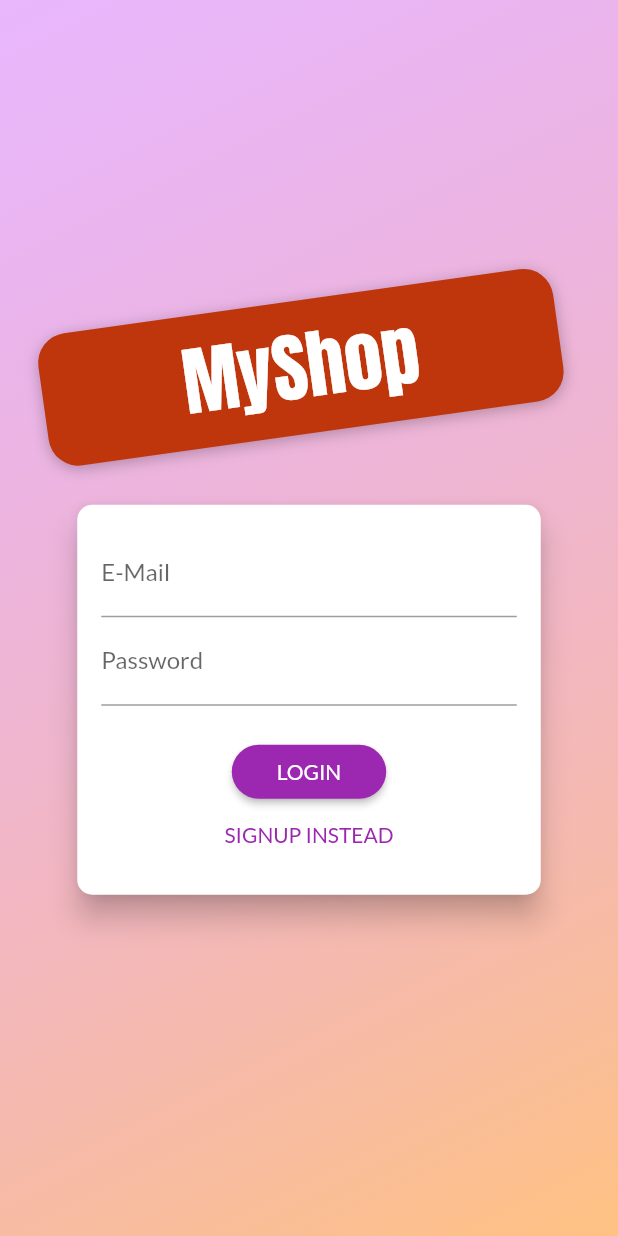
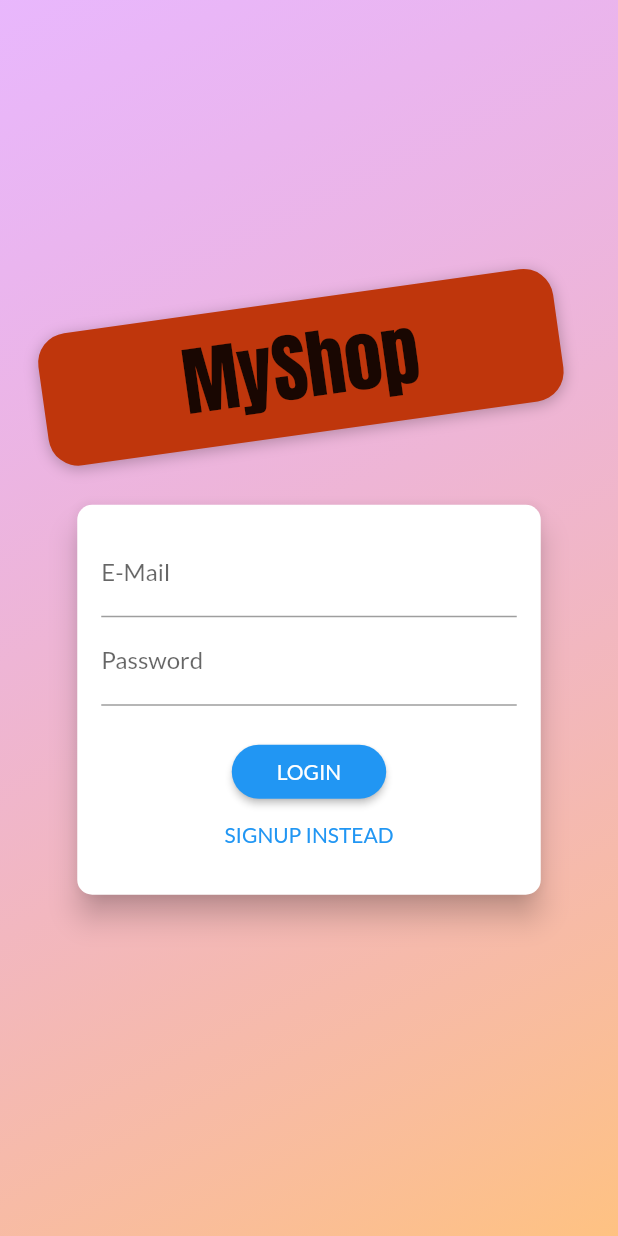
Before and after one commit to filipbart/Shop-App-Flutter, a Flutter app: the screen it shows after launch, on a phone screen of 412 x 824 dp. Run offline on Flutter 3.47's test engine with Material 2 defaults, Android fonts, the phone set to English and light mode, and no system bars; our stand-ins replace shared_preferences.

```diff
--- a/lib/helpers/custom_route.dart
+++ b/lib/helpers/custom_route.dart
@@ -26,7 +26,7 @@ class CustomRoute<T> extends MaterialPageRoute<T> {
   }
 }
 
-class CustomPageTransitionBuilder extends PageTransitionsBuilder{
+class CustomPageTransitionBuilder extends PageTransitionsBuilder {
   @override
   Widget buildTransitions<T>(
     PageRoute<T> route,
@@ -44,4 +44,3 @@ class CustomPageTransitionBuilder extends PageTransitionsBuilder{
     );
   }
 }
-}
--- a/lib/main.dart
+++ b/lib/main.dart
@@ -49,13 +49,15 @@ class MyApp extends StatelessWidget {
         builder: (ctx, auth, _) => MaterialApp(
           title: 'MyShop',
           theme: ThemeData(
-            primarySwatch: Colors.purple,
-            accentColor: Colors.deepOrange,
             fontFamily: 'Lato',
-            pageTransitionsTheme: PageTransitionsTheme(builders: {
-              TargetPlatform.android: CustomPageTransitionBuilder(),
-              TargetPlatform.iOS:  CustomPageTransitionBuilder(),
-            },),
+            pageTransitionsTheme: PageTransitionsTheme(
+              builders: {
+                TargetPlatform.android: CustomPageTransitionBuilder(),
+                TargetPlatform.iOS: CustomPageTransitionBuilder(),
+              },
+            ),
+            colorScheme: ColorScheme.fromSwatch(primarySwatch: Colors.purple)
+                .copyWith(secondary: Colors.deepOrange),
           ),
           home: auth.isAuth
               ? ProductsOverviewScreen()
--- a/lib/providers/products.dart
+++ b/lib/providers/products.dart
@@ -27,7 +27,8 @@ class Products with ChangeNotifier {
   }
 
   Future<void> fetchAndSetProducts([bool filterByUser = false]) async {
-    final filterString = filterByUser ? 'orderBy="creatorId"&equalTo="$userId"' : '';
+    final filterString =
+        filterByUser ? 'orderBy="creatorId"&equalTo="$userId"' : '';
     var url =
         'https://shop-app-flutter-acda0-default-rtdb.europe-west1.firebasedatabase.app/products.json?auth=$authToken&$filterString';
     try {
@@ -47,7 +48,8 @@ class Products with ChangeNotifier {
           title: prodData['title'],
           description: prodData['description'],
           price: prodData['price'],
-          isFavorite: favoriteData == null ? false : favoriteData[prodId]  ?? false,
+          isFavorite:
+              favoriteData == null ? false : favoriteData[prodId] ?? false,
           imageUrl: prodData['imageUrl'],
         ));
       });
--- a/lib/screens/auth_screen.dart
+++ b/lib/screens/auth_screen.dart
@@ -63,7 +63,7 @@ class AuthScreen extends StatelessWidget {
                       child: Text(
                         'MyShop',
                         style: TextStyle(
-                          color: Theme.of(context).accentTextTheme.title.color,
+                          color: Theme.of(context).textTheme.headline6.color,
                           fontSize: 50,
                           fontFamily: 'Anton',
                           fontWeight: FontWeight.normal,
@@ -148,7 +148,7 @@ class _AuthCardState extends State<AuthCard>
         title: Text('An Error Occurred'),
         content: Text(message),
         actions: [
-          FlatButton(
+          TextButton(
             onPressed: () {
               Navigator.of(ctx).pop();
             },
@@ -250,6 +250,8 @@ class _AuthCardState extends State<AuthCard>
                     if (value.isEmpty || !value.contains('@')) {
                       return 'Invalid email!';
                     }
+
+                    return null;
                   },
                   onSaved: (value) {
                     _authData['email'] = value;
@@ -263,6 +265,7 @@ class _AuthCardState extends State<AuthCard>
                     if (value.isEmpty || value.length < 5) {
                       return 'Password is too short!';
                     }
+                    return null;
                   },
                   onSaved: (value) {
                     _authData['password'] = value;
@@ -289,6 +292,7 @@ class _AuthCardState extends State<AuthCard>
                                 if (value != _passwordController.text) {
                                   return 'Passwords do not match!';
                                 }
+                                return null;
                               }
                             : null,
                       ),
@@ -301,26 +305,33 @@ class _AuthCardState extends State<AuthCard>
                 if (_isLoading)
                   CircularProgressIndicator()
                 else
-                  RaisedButton(
+                  ElevatedButton(
                     child:
                         Text(_authMode == AuthMode.Login ? 'LOGIN' : 'SIGN UP'),
                     onPressed: _submit,
-                    shape: RoundedRectangleBorder(
-                      borderRadius: BorderRadius.circular(30),
-                    ),
-                    padding:
-                        EdgeInsets.symmetric(horizontal: 30.0, vertical: 8.0),
-                    color: Theme.of(context).primaryColor,
-                    textColor: Theme.of(context).primaryTextTheme.button.color,
+                    style: ButtonStyle(
+                        shape: MaterialStateProperty.all(RoundedRectangleBorder(
+                          borderRadius: BorderRadius.circular(30),
+                        )),
+                        padding: MaterialStateProperty.all(EdgeInsets.symmetric(
+                            horizontal: 30.0, vertical: 8.0)),
+                        backgroundColor: MaterialStateProperty.all(
+                            Theme.of(context).primaryColor),
+                        foregroundColor: MaterialStateProperty.all(
+                            Theme.of(context).primaryTextTheme.button.color)),
                   ),
-                FlatButton(
+                TextButton(
                   child: Text(
                       '${_authMode == AuthMode.Login ? 'SIGNUP' : 'LOGIN'} INSTEAD'),
                   onPressed: _switchAuthMode,
-                  padding: EdgeInsets.symmetric(horizontal: 30.0, vertical: 4),
-                  materialTapTargetSize: MaterialTapTargetSize.shrinkWrap,
-                  textColor: Theme.of(context).primaryColor,
-                ),
+                  style: ButtonStyle(
+                    padding: MaterialStateProperty.all(
+                        EdgeInsets.symmetric(horizontal: 30.0, vertical: 4)),
+                    foregroundColor: MaterialStateProperty.all(
+                        Theme.of(context).primaryColor),
+                    tapTargetSize: MaterialTapTargetSize.shrinkWrap,
+                  ),
+                )
               ],
             ),
           ),
--- a/lib/screens/edit_product_screen.dart
+++ b/lib/screens/edit_product_screen.dart
@@ -98,7 +98,7 @@ class _EditProductScreenState extends State<EditProductScreen> {
             title: Text('An error occurred!'),
             content: Text('Something went wrong.'),
             actions: <Widget>[
-              FlatButton(
+              TextButton(
                 child: Text('Okay'),
                 onPressed: () {
                   Navigator.of(ctx).pop();
--- a/lib/widgets/app_drawer.dart
+++ b/lib/widgets/app_drawer.dart
@@ -4,7 +4,6 @@ import 'package:provider/provider.dart';
 import '../screens/orders_screen.dart';
 import '../screens/user_products_screen.dart';
 import '../providers/auth.dart';
-import '../helpers/custom_route.dart';
 
 class AppDrawer extends StatelessWidget {
   @override
@@ -29,9 +28,10 @@ class AppDrawer extends StatelessWidget {
             leading: Icon(Icons.payments),
             title: Text('Orders'),
             onTap: () {
-              Navigator.of(context).pushReplacementNamed(OrdersScreen.routeName);
+              Navigator.of(context)
+                  .pushReplacementNamed(OrdersScreen.routeName);
               //Navigator.of(context).pushReplacement(CustomRoute(
-               // builder: (ctx) => OrdersScreen(),
+              // builder: (ctx) => OrdersScreen(),
               //));
             },
           ),
--- a/lib/widgets/badge.dart
+++ b/lib/widgets/badge.dart
@@ -26,7 +26,9 @@ class Badge extends StatelessWidget {
             // color: Theme.of(context).accentColor,
             decoration: BoxDecoration(
               borderRadius: BorderRadius.circular(10.0),
-              color: color != null ? color : Theme.of(context).accentColor,
+              color: color != null
+                  ? color
+                  : Theme.of(context).colorScheme.secondary,
             ),
             constraints: BoxConstraints(
               minWidth: 16,
--- a/lib/widgets/cart_item.dart
+++ b/lib/widgets/cart_item.dart
@@ -38,13 +38,13 @@ class CartItem extends StatelessWidget {
             title: Text('Are you sure?'),
             content: Text('Do you want to remove the item from the cart?'),
             actions: [
-              FlatButton(
+              TextButton(
                 onPressed: () {
                   Navigator.of(ctx).pop(false);
                 },
                 child: Text('No'),
               ),
-              FlatButton(
+              TextButton(
                 onPressed: () {
                   Navigator.of(ctx).pop(true);
                 },
--- a/lib/widgets/user_product_item.dart
+++ b/lib/widgets/user_product_item.dart
@@ -13,7 +13,7 @@ class UserProductItem extends StatelessWidget {
 
   @override
   Widget build(BuildContext context) {
-    final scaffold = Scaffold.of(context);
+    final scaffold = ScaffoldMessenger.of(context);
     return ListTile(
       title: Text(title),
       leading: CircleAvatar(
```
Also changed, not shown: lib/screens/cart_screen.dart (+4 -3 lines), lib/widgets/product_item.dart (+4 -4 lines), 6 other files.
